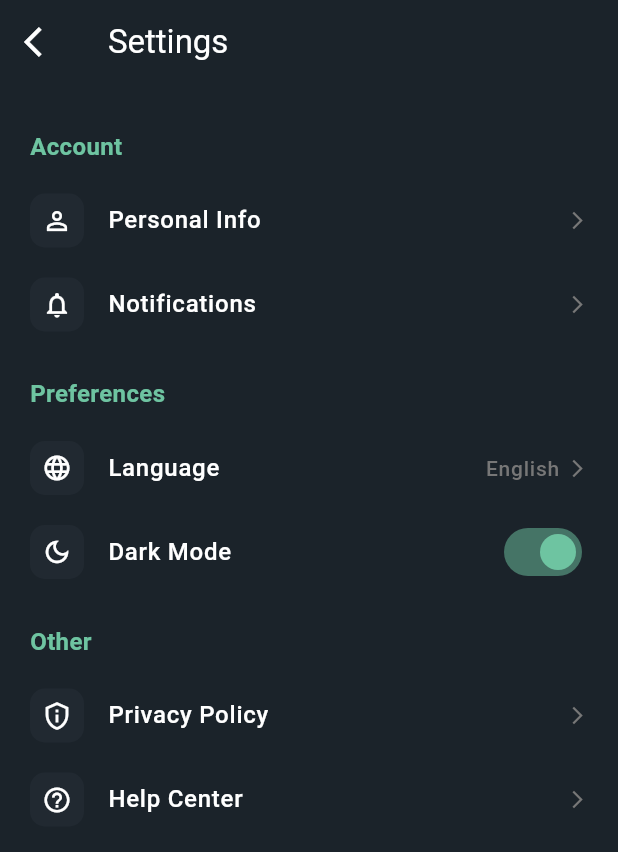
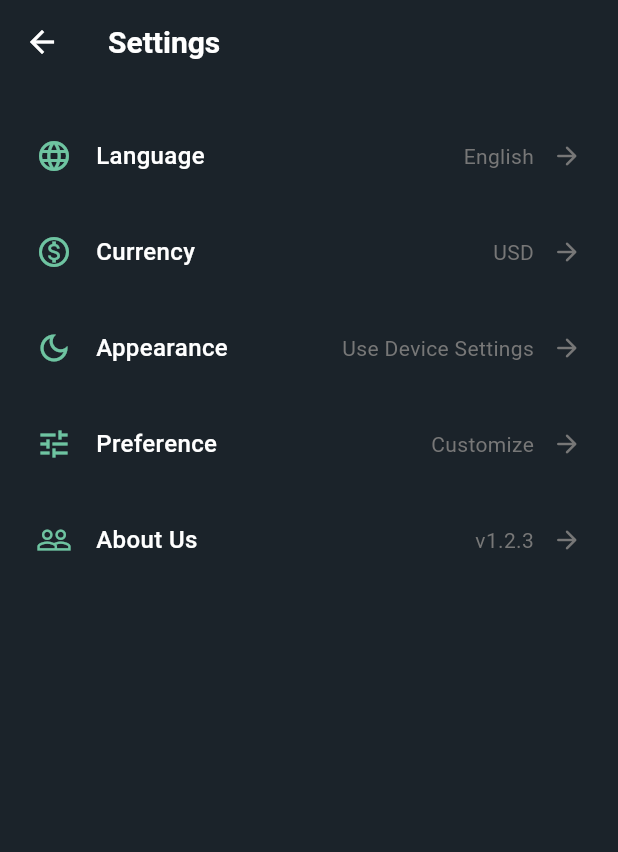
Before and after one commit to DevOmarAmer/crypto_tarde, a Flutter app: the ProfileScreen screen opened by its route, after a tap on the "settings" icon, on a phone screen of 412 x 824 dp. Shown: the top 852 px of the screen. Run offline on Flutter 3.47's test engine with Material 3 defaults, Android fonts, the phone set to English and light mode, and no system bars; our stand-ins replace get_it, go_router.

Commit message:
feat: Update app strings and add settings and profile strings; implement CustomActionTile for settings and profile screens

```diff
--- a/lib/core/constants/app_strings.dart
+++ b/lib/core/constants/app_strings.dart
@@ -1,7 +1,7 @@
 class AppStrings {
   AppStrings._();
 
-  static const String appName = 'tMinus1';
+  static const String appName = 'Crypto Trade';
   static const String next = 'Next';
   static const String getStarted = 'Get Started';
 
@@ -17,4 +17,19 @@ class AppStrings {
   static const String onboardingTitle3 = 'Transact fast and easy';
   static const String onboardingSubtitle3 =
       'Lorem ipsum dolor sit amet, consectetur adipiscing elit, sed do eiusmod tempor incididunt ut labore et dolore.';
+
+  // Settings Strings
+  static const String settings = 'Settings';
+  static const String language = 'Language';
+  static const String currency = 'Currency';
+  static const String appearance = 'Appearance';
+  static const String preference = 'Preference';
+  static const String aboutUs = 'About Us';
+
+  // Profile Strings
+  static const String profile = 'Profile';
+  static const String username = 'Username';
+  static const String email = 'Email';
+  static const String mobileNumber = 'Mobile Number';
+  static const String password = 'Password';
 }
--- /dev/null
+++ b/lib/core/widgets/custom_action_tile.dart
@@ -0,0 +1,58 @@
+import 'package:flutter/material.dart';
+import '../theme/app_colors.dart';
+
+class CustomActionTile extends StatelessWidget {
+  final String title;
+  final String trailingText;
+  final IconData? leadingIcon;
+  final VoidCallback onTap;
+
+  const CustomActionTile({
+    super.key,
+    required this.title,
+    required this.trailingText,
+    this.leadingIcon,
+    required this.onTap,
+  });
+
+  @override
+  Widget build(BuildContext context) {
+    return InkWell(
+      onTap: onTap,
+      child: Padding(
+        padding: const EdgeInsets.symmetric(horizontal: 24.0, vertical: 20.0),
+        child: Row(
+          children: [
+            if (leadingIcon != null) ...[
+              Icon(leadingIcon, color: AppColors.primary, size: 24),
+              const SizedBox(width: 16),
+            ],
+            Expanded(
+              child: Text(
+                title,
+                style: const TextStyle(
+                  color: AppColors.white,
+                  fontSize: 16,
+                  fontWeight: FontWeight.w500,
+                ),
+              ),
+            ),
+            Text(
+              trailingText,
+              style: const TextStyle(
+                color: AppColors.grey,
+                fontSize: 14,
+              ),
+            ),
+            const SizedBox(width: 12),
+            const Icon(
+              Icons.arrow_forward_rounded,
+              color: AppColors.grey,
+              size: 20,
+            ),
+          ],
+        ),
+      ),
+    );
+  }
+}
--- a/lib/features/profile/presentation/screens/profile_screen.dart
+++ b/lib/features/profile/presentation/screens/profile_screen.dart
@@ -1,6 +1,8 @@
 import 'package:flutter/material.dart';
 import 'package:go_router/go_router.dart';
 import '../../../../core/theme/app_colors.dart';
+import '../../../../core/constants/app_strings.dart';
+import '../../../../core/widgets/custom_action_tile.dart';
 import '../../../../core/routes/app_router.dart';
 
 class ProfileScreen extends StatelessWidget {
@@ -11,8 +13,17 @@ class ProfileScreen extends StatelessWidget {
     return Scaffold(
       backgroundColor: AppColors.darkBackground,
       appBar: AppBar(
-        title: const Text('Profile', style: TextStyle(color: AppColors.white)),
-        backgroundColor: Colors.transparent,
+        automaticallyImplyLeading: false,
+        backgroundColor: const Color(0xFF1E282E),
+        elevation: 0,
+        title: const Text(
+          AppStrings.profile,
+          style: TextStyle(
+            color: AppColors.white,
+            fontSize: 20,
+            fontWeight: FontWeight.bold,
+          ),
+        ),
         actions: [
           IconButton(
             icon: const Icon(Icons.settings_outlined, color: AppColors.white),
@@ -20,133 +31,73 @@ class ProfileScreen extends StatelessWidget {
           ),
         ],
       ),
-      body: SingleChildScrollView(
-        padding: const EdgeInsets.all(20.0),
+      body: Column(
+        children: [
+          Container(
+            width: double.infinity,
+            padding: const EdgeInsets.only(bottom: 32.0, top: 16.0),
+            decoration: const BoxDecoration(
+              color: Color(0xFF1E282E),
+            ),
             child: Column(
               children: [
-            const SizedBox(height: 20),
-            const CircleAvatar(
-              radius: 50,
-              backgroundColor: AppColors.primary,
-              child: Icon(
-                Icons.person,
-                size: 60,
-                color: AppColors.darkBackground,
+                Container(
+                  padding: const EdgeInsets.all(4),
+                  decoration: BoxDecoration(
+                    shape: BoxShape.circle,
+                    gradient: LinearGradient(
+                      colors: [AppColors.primary, Colors.blueAccent.withOpacity(0.5)],
+                      begin: Alignment.topLeft,
+                      end: Alignment.bottomRight,
                     ),
                   ),
-            const SizedBox(height: 20),
+                  child: const CircleAvatar(
+                    radius: 45,
+                    backgroundColor: Colors.white,
+                    child: Icon(Icons.person, size: 50, color: Colors.grey),
+                  ),
+                ),
+                const SizedBox(height: 16),
                 const Text(
-              'Senior Developer',
+                  'User1234',
                   style: TextStyle(
                     color: AppColors.white,
-                fontSize: 24,
+                    fontSize: 22,
                     fontWeight: FontWeight.bold,
                   ),
-            ),
-            const SizedBox(height: 5),
-            const Text(
-              'senior@cryptotrade.com',
-              style: TextStyle(color: AppColors.grey, fontSize: 14),
-            ),
-            const SizedBox(height: 40),
-            _buildBalanceCard(),
-            const SizedBox(height: 30),
-            _buildActionItem(
-              icon: Icons.account_balance_wallet_outlined,
-              title: 'My Wallet',
-              onTap: () {},
-            ),
-            _buildActionItem(
-              icon: Icons.history,
-              title: 'Transaction History',
-              onTap: () {},
-            ),
-            _buildActionItem(
-              icon: Icons.security,
-              title: 'Security',
-              onTap: () {},
-            ),
-            _buildActionItem(
-              icon: Icons.logout,
-              title: 'Logout',
-              color: AppColors.error,
-              onTap: () => context.go(AppRouter.auth),
                 ),
               ],
             ),
           ),
-    );
-  }
-
-  Widget _buildBalanceCard() {
-    return Container(
-      width: double.infinity,
-      padding: const EdgeInsets.all(25),
-      decoration: BoxDecoration(
-        color: AppColors.primary,
-        borderRadius: BorderRadius.circular(20),
+          const SizedBox(height: 16),
+          Expanded(
+            child: ListView(
+              children: [
+                CustomActionTile(
+                  title: AppStrings.username,
+                  trailingText: 'Username1234',
+                  onTap: () {},
                 ),
-      child: Column(
-        crossAxisAlignment: CrossAxisAlignment.start,
-        children: [
-          const Text(
-            'Total Balance',
-            style: TextStyle(
-              color: AppColors.darkBackground,
-              fontSize: 16,
-              fontWeight: FontWeight.w500,
+                CustomActionTile(
+                  title: AppStrings.email,
+                  trailingText: 'example@mail.com',
+                  onTap: () {},
                 ),
+                CustomActionTile(
+                  title: AppStrings.mobileNumber,
+                  trailingText: '+1 234 567 8900',
+                  onTap: () {},
                 ),
-          const SizedBox(height: 10),
-          const Text(
-            '\$42,500.00',
-            style: TextStyle(
-              color: AppColors.darkBackground,
-              fontSize: 32,
-              fontWeight: FontWeight.bold,
-            ),
-          ),
-          const SizedBox(height: 10),
-          Row(
-            children: const [
-              Icon(
-                Icons.trending_up,
-                color: AppColors.darkBackground,
-                size: 20,
-              ),
-              SizedBox(width: 5),
-              Text(
-                '+ 5.23% (\$520.10)',
-                style: TextStyle(
-                  color: AppColors.darkBackground,
-                  fontWeight: FontWeight.w600,
-                ),
+                CustomActionTile(
+                  title: AppStrings.password,
+                  trailingText: '********',
+                  onTap: () {},
                 ),
               ],
+            ),
           ),
         ],
       ),
     );
   }
-
-  Widget _buildActionItem({
-    required IconData icon,
-    required String title,
-    required VoidCallback onTap,
-    Color color = AppColors.white,
-  }) {
-    return ListTile(
-      onTap: onTap,
-      leading: Icon(icon, color: color),
-      title: Text(
-        title,
-        style: TextStyle(color: color, fontWeight: FontWeight.w500),
-      ),
-      trailing: const Icon(
-        Icons.arrow_forward_ios,
-        size: 16,
-        color: AppColors.grey,
-      ),
-    );
 }
-}
--- a/lib/features/settings/presentation/screens/settings_screen.dart
+++ b/lib/features/settings/presentation/screens/settings_screen.dart
@@ -1,5 +1,8 @@
 import 'package:flutter/material.dart';
+import 'package:go_router/go_router.dart';
 import '../../../../core/theme/app_colors.dart';
+import '../../../../core/constants/app_strings.dart';
+import '../../../../core/widgets/custom_action_tile.dart';
 
 class SettingsScreen extends StatelessWidget {
   const SettingsScreen({super.key});
@@ -9,108 +12,56 @@ class SettingsScreen extends StatelessWidget {
     return Scaffold(
       backgroundColor: AppColors.darkBackground,
       appBar: AppBar(
-        title: const Text('Settings', style: TextStyle(color: AppColors.white)),
-        backgroundColor: Colors.transparent,
+        backgroundColor: AppColors.darkBackground,
+        elevation: 0,
         leading: IconButton(
-          icon: const Icon(Icons.arrow_back_ios, color: AppColors.white),
-          onPressed: () => Navigator.pop(context),
+          icon: const Icon(Icons.arrow_back, color: AppColors.white),
+          onPressed: () => context.pop(),
+        ),
+        title: const Text(
+          AppStrings.settings,
+          style: TextStyle(
+            color: AppColors.white,
+            fontSize: 20,
+            fontWeight: FontWeight.bold,
+          ),
         ),
       ),
       body: ListView(
-        padding: const EdgeInsets.symmetric(horizontal: 20, vertical: 10),
+        padding: const EdgeInsets.only(top: 16.0),
         children: [
-          _buildSectionHeader('Account'),
-          _buildSettingTile(
-            icon: Icons.person_outline,
-            title: 'Personal Info',
+          CustomActionTile(
+            title: AppStrings.language,
+            trailingText: 'English',
+            leadingIcon: Icons.language,
             onTap: () {},
           ),
-          _buildSettingTile(
-            icon: Icons.notifications_none,
-            title: 'Notifications',
+          CustomActionTile(
+            title: AppStrings.currency,
+            trailingText: 'USD',
+            leadingIcon: Icons.monetization_on_outlined,
             onTap: () {},
           ),
-          _buildSectionHeader('Preferences'),
-          _buildSettingTile(
-            icon: Icons.language,
-            title: 'Language',
-            trailingText: 'English',
+          CustomActionTile(
+            title: AppStrings.appearance,
+            trailingText: 'Use Device Settings',
+            leadingIcon: Icons.dark_mode_outlined,
             onTap: () {},
           ),
-          _buildSettingTile(
-            icon: Icons.dark_mode_outlined,
-            title: 'Dark Mode',
-            trailing: Switch(
-              value: true,
-              onChanged: (v) {},
-              activeColor: AppColors.primary,
-            ),
+          CustomActionTile(
+            title: AppStrings.preference,
+            trailingText: 'Customize',
+            leadingIcon: Icons.tune,
             onTap: () {},
           ),
-          _buildSectionHeader('Other'),
-          _buildSettingTile(
-            icon: Icons.privacy_tip_outlined,
-            title: 'Privacy Policy',
-            onTap: () {},
-          ),
-          _buildSettingTile(
-            icon: Icons.help_outline,
-            title: 'Help Center',
+          CustomActionTile(
+            title: AppStrings.aboutUs,
+            trailingText: 'v1.2.3',
+            leadingIcon: Icons.people_outline,
             onTap: () {},
           ),
         ],
       ),
     );
   }
-
-  Widget _buildSectionHeader(String title) {
-    return Padding(
-      padding: const EdgeInsets.only(top: 20, bottom: 10),
-      child: Text(
-        title,
-        style: const TextStyle(
-          color: AppColors.primary,
-          fontSize: 16,
-          fontWeight: FontWeight.bold,
-        ),
-      ),
-    );
-  }
-
-  Widget _buildSettingTile({
-    required IconData icon,
-    required String title,
-    required VoidCallback onTap,
-    String? trailingText,
-    Widget? trailing,
-  }) {
-    return ListTile(
-      onTap: onTap,
-      contentPadding: EdgeInsets.zero,
-      leading: Container(
-        padding: const EdgeInsets.all(8),
-        decoration: BoxDecoration(
-          color: AppColors.darkSurface,
-          borderRadius: BorderRadius.circular(10),
-        ),
-        child: Icon(icon, color: AppColors.white, size: 20),
-      ),
-      title: Text(
-        title,
-        style: const TextStyle(color: AppColors.white, fontWeight: FontWeight.w500),
-      ),
-      trailing: trailing ?? Row(
-        mainAxisSize: MainAxisSize.min,
-        children: [
-          if (trailingText != null)
-            Text(
-              trailingText,
-              style: const TextStyle(color: AppColors.grey, fontSize: 14),
-            ),
-          const SizedBox(width: 5),
-          const Icon(Icons.arrow_forward_ios, size: 14, color: AppColors.grey),
-        ],
-      ),
-    );
-  }
 }
--- a/lib/features/splash/presentation/screens/splash_screen.dart
+++ b/lib/features/splash/presentation/screens/splash_screen.dart
@@ -34,7 +34,6 @@ class _SplashScreenState extends State<SplashScreen> {
         child: Column(
           mainAxisAlignment: MainAxisAlignment.center,
           children: [
-            // استخدم الصورة الحقيقية للوجو هنا
             Image.asset(
               AppAssets.logo,
               width: 100,
```
Lines whose indentation alone changed are shown as unchanged.
